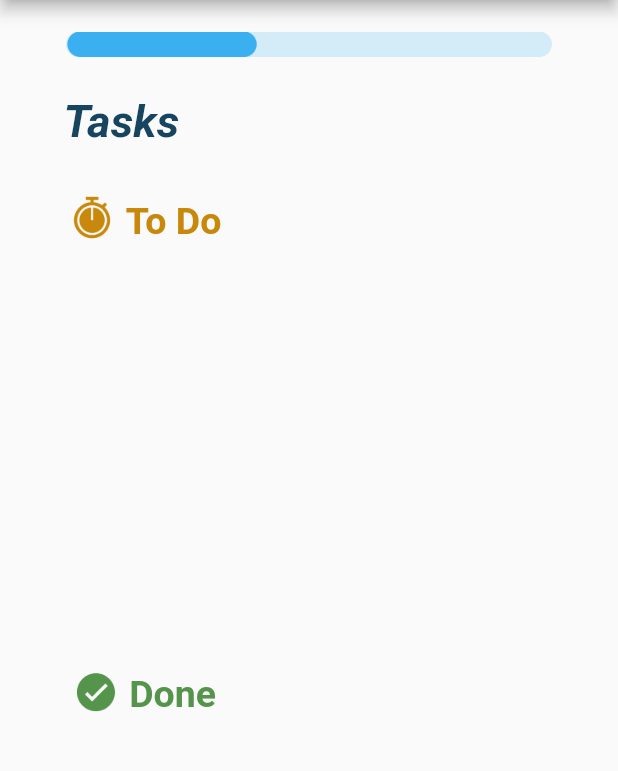
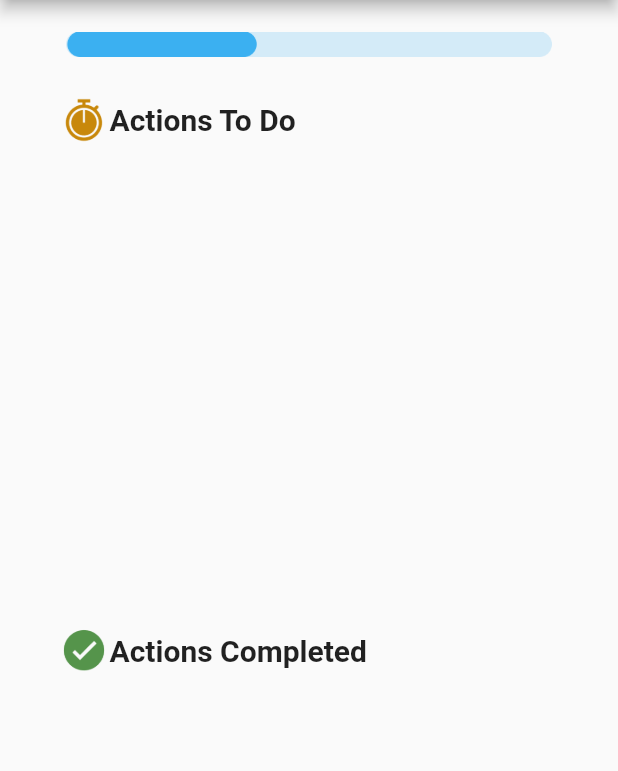
Before and after one commit to nabihbassil/SWM_Sustainability_App, a Flutter app: the TakeAction screen opened directly with empty values, on a phone screen of 412 x 824 dp, the part 84-855 px from its top. Run offline on Flutter 3.47's test engine with Material 2 defaults, Android fonts, the phone set to English and light mode, and no system bars; our stand-ins replace cloud_firestore, firebase_auth, firebase_core, firebase_storage, fluttertoast, google_fonts and 2 more; accounts and stored records are empty.

Commit message:
Improvement take_actions screen

```diff
--- a/swm_app/lib/screens/take_actions.dart
+++ b/swm_app/lib/screens/take_actions.dart
@@ -88,44 +88,29 @@ class _TakeActionState extends State<TakeAction> {
                       fit: BoxFit.contain,
                     )),
                 const SizedBox(height: 25),
-                const Padding(
-                    padding: EdgeInsets.only(right: 250),
-                    child: Text("Tasks",
-                        textAlign: TextAlign.left,
-                        style: TextStyle(
-                            fontSize: 30,
-                            color: Color.fromARGB(255, 23, 69, 95),
-                            fontStyle: FontStyle.italic,
-                            fontWeight: FontWeight.bold))),
-                const SizedBox(height: 30),
-                // need to make text.rich a const?
-                Padding(
-                  padding: const EdgeInsets.only(right: 220),
-                  child: Text.rich(
-                    TextSpan(
-                      style: const TextStyle(
-                          fontSize: 25,
-                          color: Color.fromARGB(255, 200, 136, 11),
-                          fontWeight: FontWeight.bold),
-                      children: [
-                        WidgetSpan(
-                          child: SizedBox(
+                Container(
+                  padding: const EdgeInsets.symmetric(horizontal: 38.0),
+                  width: double.infinity,
+                  child: Row(
+                    children: <Widget>[
+                      SizedBox(
                           height: 34,
                           width: 34,
                           child: Image.asset(
                             'assets/tasktimer.png',
                             fit: BoxFit.contain,
                           )),
+                      const Text(
+                        'Actions To Do',
+                        style: TextStyle(
+                            fontSize: 20, fontWeight: FontWeight.bold),
                       ),
-                        const TextSpan(
-                          text: ' To Do',
-                        )
                     ],
                   ),
                 ),
-                ),
+
                 // spacing btw to do title and tasks
-                const SizedBox(height: 10),
+                const SizedBox(height: 1),
                 FutureBuilder(
                     future: FirebaseFirestore.instance
                         .collection('takeactions')
@@ -140,15 +125,17 @@ class _TakeActionState extends State<TakeAction> {
                           child: ListView(
                         shrinkWrap: false,
                         children: snapshot.data!.docs.map((item) {
-                          return Center(
+                          return SingleChildScrollView(
+                              child: Padding(
+                            padding:
+                                const EdgeInsets.symmetric(horizontal: 38.0),
                             child: Column(
                               mainAxisAlignment: MainAxisAlignment.spaceEvenly,
                               crossAxisAlignment: CrossAxisAlignment.center,
                               children: <Widget>[
                                 ElevatedButton(
                                   style: ElevatedButton.styleFrom(
-                                      padding: const EdgeInsets.symmetric(
-                                          horizontal: 60, vertical: 10),
+                                      padding: const EdgeInsets.all(5.0),
                                       // Foreground color
                                       onPrimary: Colors.amber,
                                       // Background color
@@ -163,49 +150,80 @@ class _TakeActionState extends State<TakeAction> {
                                                   modID: id,
                                                 )));
                                   },
+                                  child: Column(
+                                    children: [
+                                      ListTile(
+                                        leading: ConstrainedBox(
+                                          constraints: const BoxConstraints(
+                                            minWidth: 30,
+                                            minHeight: 10,
+                                            maxWidth: 60,
+                                            maxHeight: 50,
+                                          ),
+                                          child:
+                                              Image.asset(item['actionicon']),
+                                        ),
+                                        title: Text(item['actiontitle'],
+                                            style: TextStyle(
+                                                fontSize: 16,
+                                                color: Color.fromARGB(
+                                                    255, 228, 169, 18),
+                                                fontWeight: FontWeight.bold)),
+                                        subtitle: Text(
+                                            (item['actioncontent'])
+                                                    .substring(0, 60) +
+                                                '...',
+                                            style: TextStyle(
+                                                fontSize: 14,
+                                                color: Color.fromARGB(
+                                                    255, 48, 48, 48),
+                                                fontStyle: FontStyle.italic)),
+                                        isThreeLine: false,
+                                      ),
+                                      Align(
+                                        alignment: Alignment.centerRight,
+                                        child: Container(
                                           child: Text(
-                                    item['actiontitle'],
-                                    style: const TextStyle(
-                                      fontSize: 18,
-                                      color: Color.fromARGB(255, 228, 169, 18),
+                                            '+' + item['actionpts'] + ' pts',
+                                            textAlign: TextAlign.right,
+                                            style: TextStyle(
                                                 fontWeight: FontWeight.bold,
-                                      fontStyle: FontStyle.italic,
+                                                color: Color.fromARGB(
+                                                    255, 43, 43, 43)),
                                           ),
                                         ),
-                                )
+                                      ),
                                     ],
                                   ),
-                          );
+                                ),
+                                const SizedBox(height: 10),
+                              ],
+                            ),
+                          ));
                         }).toList(),
                       ));
                     }),
-                const SizedBox(height: 2),
-                Padding(
-                  padding: const EdgeInsets.only(right: 220),
-                  child: Text.rich(
-                    TextSpan(
-                      style: const TextStyle(
-                          fontSize: 25,
-                          color: Color.fromARGB(255, 85, 148, 75),
-                          fontWeight: FontWeight.bold),
-                      children: [
-                        WidgetSpan(
-                          child: SizedBox(
-                              height: 32,
-                              width: 32,
+                const SizedBox(height: 20),
+                Container(
+                  padding: const EdgeInsets.symmetric(horizontal: 38.0),
+                  width: double.infinity,
+                  child: Row(
+                    children: <Widget>[
+                      SizedBox(
+                          height: 34,
+                          width: 34,
                           child: Image.asset(
                             'assets/taskcheck.png',
                             fit: BoxFit.contain,
                           )),
+                      const Text(
+                        'Actions Completed',
+                        style: TextStyle(
+                            fontSize: 20, fontWeight: FontWeight.bold),
                       ),
-                        const TextSpan(
-                          text: ' Done',
-                        )
                     ],
                   ),
                 ),
-                ),
-                // space btw completed title and tasks
                 const SizedBox(height: 10),
                 FutureBuilder(
                     future: FirebaseFirestore.instance
@@ -222,15 +240,18 @@ class _TakeActionState extends State<TakeAction> {
                           child: ListView(
                         shrinkWrap: true,
                         children: snapshot1.data!.docs.map((item1) {
-                          return Center(
+                          return SingleChildScrollView(
+                              child: Padding(
+                            padding:
+                                const EdgeInsets.symmetric(horizontal: 38.0),
                             child: Column(
-                              mainAxisAlignment: MainAxisAlignment.spaceAround,
+                              mainAxisAlignment: MainAxisAlignment.spaceEvenly,
                               crossAxisAlignment: CrossAxisAlignment.center,
                               children: <Widget>[
                                 ElevatedButton(
                                   style: ElevatedButton.styleFrom(
                                       padding: const EdgeInsets.symmetric(
-                                          horizontal: 60, vertical: 10),
+                                          horizontal: 80, vertical: 10),
                                       // Foreground color
                                       onPrimary: Colors.lightGreen,
                                       // Background color
@@ -251,13 +272,12 @@ class _TakeActionState extends State<TakeAction> {
                                       fontSize: 18,
                                       color: Color.fromARGB(255, 85, 148, 75),
                                       fontWeight: FontWeight.bold,
-                                      fontStyle: FontStyle.italic,
                                     ),
                                   ),
                                 )
                               ],
                             ),
-                          );
+                          ));
                         }).toList(),
                       ));
                     }),
--- a/swm_app/pubspec.yaml
+++ b/swm_app/pubspec.yaml
@@ -107,7 +107,9 @@ flutter:
     - assets/level1icon.png
     - assets/level2icon.png
     - assets/level3icon.png
-    - assets/success.gif
+    - assets/actionicons/ActionIcon11.png
+    - assets/actionicons/ActionIcon12.png
+    - assets/actionicons/ActionIcon13.png
 
 
 
```
Also changed, not shown: swm_app/assets/actionicons/ActionIcon11.png (added), swm_app/assets/actionicons/ActionIcon12.png (added), swm_app/assets/actionicons/ActionIcon13.png (added). Lines whose indentation alone changed are shown as unchanged.
